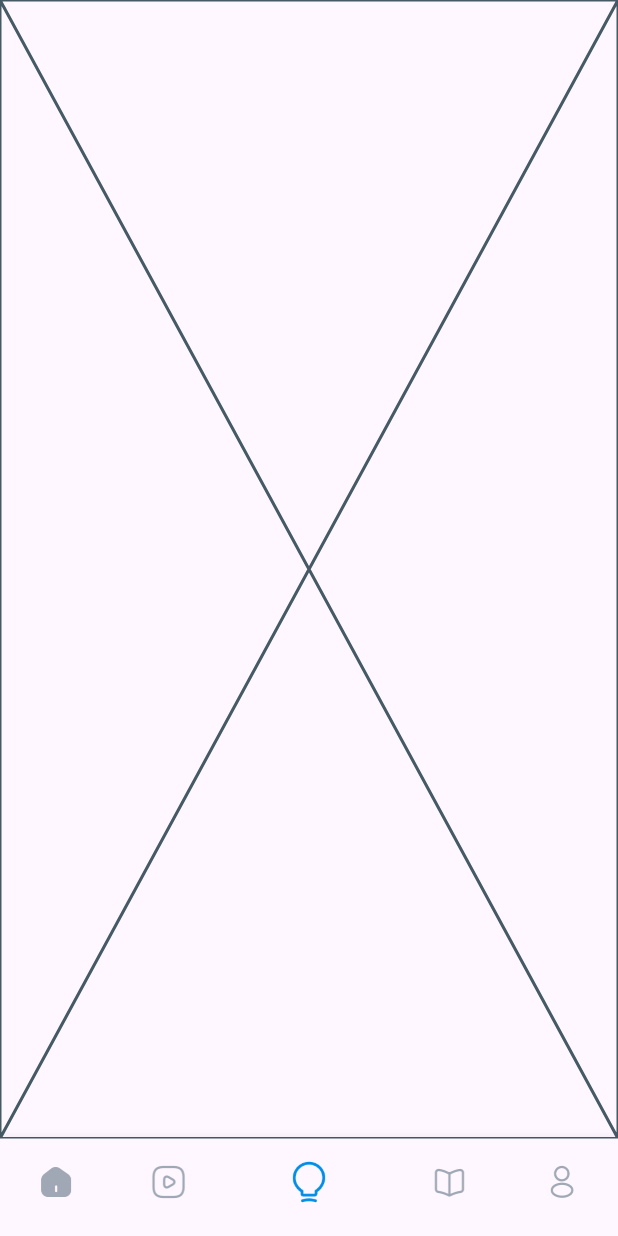
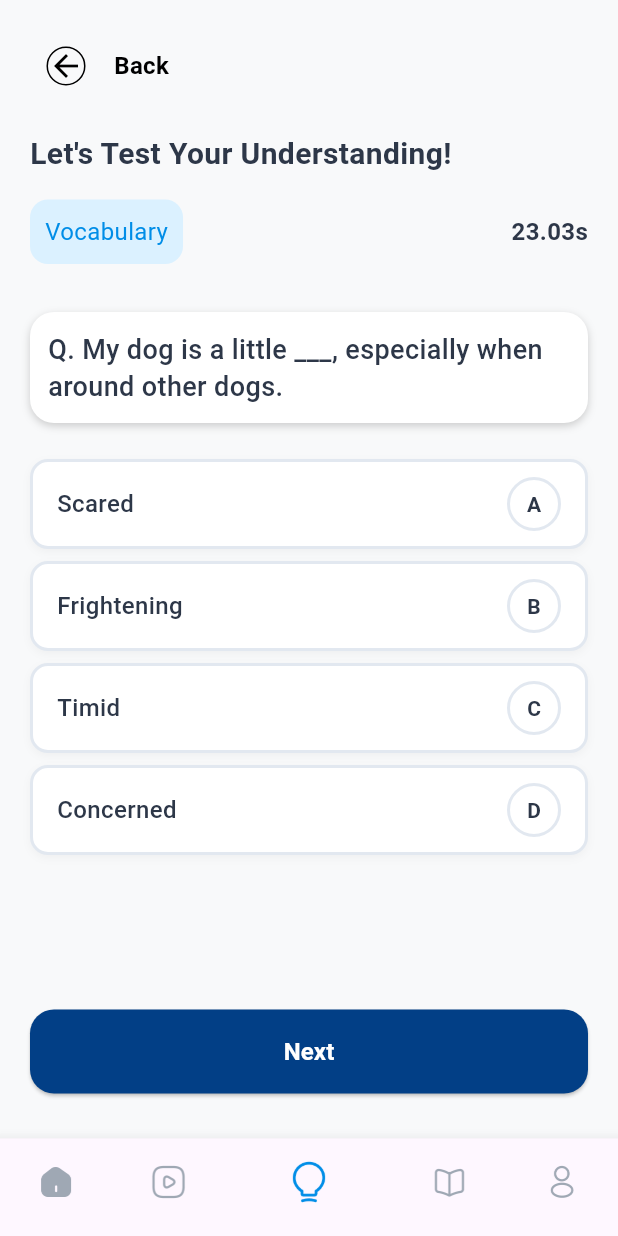
Before and after one commit to Rasel2510/LearnApp, a Flutter app: the BottonNev screen opened directly, item 3 of the bottom bar chosen, on a phone screen of 412 x 824 dp. Run offline on Flutter 3.47's test engine with Material 3 defaults, Android fonts, the phone set to English and light mode, and no system bars.

Commit message:
Add quiz screen with interactive options and proper design

```diff
--- /dev/null
+++ b/lib/models/quiz_model.dart
@@ -0,0 +1,59 @@
+class Quiz {
+  final String id;
+  final String category;
+  final String question;
+  final List<String> options;
+  final int correctIndex;
+  final String explanation;
+  final String timeLimit;
+
+  Quiz({
+    required this.id,
+    required this.category,
+    required this.question,
+    required this.options,
+    required this.correctIndex,
+    required this.explanation,
+    this.timeLimit = "30s",
+  });
+
+  String getOptionLetter(int index) {
+    return String.fromCharCode(65 + index);
+  }
+
+  bool isCorrect(int selectedIndex) {
+    return selectedIndex == correctIndex;
+  }
+
+  String get correctAnswer {
+    return options[correctIndex];
+  }
+
+  String get correctOptionLetter {
+    return getOptionLetter(correctIndex);
+  }
+}
+
+class QuizData {
+  static List<Quiz> sampleQuizzes = [
+    Quiz(
+      id: "1",
+      category: "Vocabulary",
+      question: "My dog is a little ___, especially when around other dogs.",
+      options: ["Scared", "Frightening", "Timid", "Concerned"],
+      correctIndex: 2,
+      explanation:
+          "Timid means showing a lack of courage or confidence. While 'scared' could also fit, 'timid' better describes a personality trait.",
+      timeLimit: "23.03s",
+    ),
+    Quiz(
+      id: "2",
+      category: "Grammar",
+      question: "She ___ to the store yesterday.",
+      options: ["go", "went", "gone", "going"],
+      correctIndex: 1,
+      explanation: "The past tense of 'go' is 'went'.",
+      timeLimit: "15.00s",
+    ),
+  ];
+}
--- a/lib/srceen/botton_nev.dart
+++ b/lib/srceen/botton_nev.dart
@@ -1,6 +1,9 @@
 import 'package:flutter/material.dart';
+import 'package:task/models/quiz_model.dart';
 import 'package:task/srceen/Home/home_page.dart';
 import 'package:task/srceen/Secend_src.dart';
+import 'package:task/srceen/profile.dart';
+import 'package:task/srceen/quize_src.dart';
 
 class BottonNev extends StatefulWidget {
   const BottonNev({super.key});
@@ -21,9 +24,10 @@ class _BottonNevState extends State<BottonNev> {
   final List<Widget> _pages = [
     const HomePage(),
     const SecendSrc(),
+    QuizScreen(quiz: QuizData.sampleQuizzes[0]),
+
     const Placeholder(),
-    const Placeholder(),
-    const Placeholder(),
+    const Profile(),
   ];
 
   @override
--- /dev/null
+++ b/lib/srceen/quize_src.dart
@@ -0,0 +1,261 @@
+import 'package:flutter/material.dart';
+import 'package:task/widget/Elevatedbutton.dart';
+import 'package:task/models/quiz_model.dart';
+
+class QuizScreen extends StatefulWidget {
+  final Quiz quiz;
+
+  const QuizScreen({super.key, required this.quiz});
+
+  @override
+  State<QuizScreen> createState() => _QuizScreenState();
+}
+
+class _QuizScreenState extends State<QuizScreen> {
+  int? _selectedIndex;
+
+  void _selectAnswer(int index) {
+    setState(() {
+      _selectedIndex = index;
+    });
+  }
+
+  void _nextQuestion() {}
+
+  @override
+  Widget build(BuildContext context) {
+    return Scaffold(
+      backgroundColor: const Color(0xFFF8F9FA),
+      body: Padding(
+        padding: const EdgeInsets.all(20.0),
+        child: Column(
+          mainAxisAlignment: MainAxisAlignment.start,
+          children: [
+            Row(
+              children: [
+                IconButton(
+                  onPressed: () {
+                    Navigator.pop(context);
+                  },
+                  icon: Container(
+                    decoration: BoxDecoration(
+                      borderRadius: BorderRadius.circular(100),
+                      border: Border.all(color: Colors.black),
+                    ),
+                    child: const Icon(Icons.arrow_back, color: Colors.black),
+                  ),
+                ),
+                const SizedBox(width: 8),
+                const Text(
+                  "Back",
+                  style: TextStyle(
+                    fontSize: 16,
+                    color: Colors.black,
+                    fontWeight: FontWeight.bold,
+                  ),
+                ),
+              ],
+            ),
+            const SizedBox(height: 20),
+
+            Expanded(
+              child: Column(
+                crossAxisAlignment: CrossAxisAlignment.start,
+                children: [
+                  const Text(
+                    "Let's Test Your Understanding!",
+                    style: TextStyle(
+                      fontSize: 20,
+                      fontWeight: FontWeight.bold,
+                      color: Color(0xFF2D3748),
+                    ),
+                  ),
+                  const SizedBox(height: 16),
+
+                  Row(
+                    children: [
+                      Container(
+                        padding: EdgeInsets.all(10),
+                        decoration: BoxDecoration(
+                          color: Color(0xFFDBF1FF),
+                          borderRadius: BorderRadius.circular(12),
+                        ),
+                        child: Text(
+                          widget.quiz.category,
+                          style: const TextStyle(
+                            fontSize: 16,
+
+                            color: Color(0xFF008DE7),
+                          ),
+                        ),
+                      ),
+                      const Spacer(),
+                      Text(
+                        widget.quiz.timeLimit,
+                        style: const TextStyle(
+                          fontSize: 16,
+                          fontWeight: FontWeight.w600,
+                          color: Color(0xFF2D3748),
+                        ),
+                      ),
+                    ],
+                  ),
+                  const SizedBox(height: 32),
+
+                  Container(
+                    padding: EdgeInsets.all(12),
+                    decoration: BoxDecoration(
+                      boxShadow: [
+                        BoxShadow(
+                          color: Colors.grey.withOpacity(0.5),
+                          blurRadius: 4,
+                          offset: Offset(0, 2),
+                        ),
+                      ],
+                      color: Color(0xFFFFFFFF),
+                      borderRadius: BorderRadius.circular(16),
+                    ),
+                    child: Text(
+                      "Q. ${widget.quiz.question}",
+                      style: const TextStyle(
+                        fontSize: 18,
+                        fontWeight: FontWeight.w500,
+                        color: Color(0xFF2D3748),
+                        height: 1.4,
+                      ),
+                    ),
+                  ),
+                  const SizedBox(height: 24),
+
+                  Expanded(
+                    child: Column(
+                      children: [
+                        _OptionItem(
+                          option: widget.quiz.getOptionLetter(0),
+                          text: widget.quiz.options[0],
+                          isSelected: _selectedIndex == 0,
+                          onTap: () => _selectAnswer(0),
+                        ),
+                        const SizedBox(height: 8),
+                        _OptionItem(
+                          option: widget.quiz.getOptionLetter(1),
+                          text: widget.quiz.options[1],
+                          isSelected: _selectedIndex == 1,
+                          onTap: () => _selectAnswer(1),
+                        ),
+                        const SizedBox(height: 8),
+                        _OptionItem(
+                          option: widget.quiz.getOptionLetter(2),
+                          text: widget.quiz.options[2],
+                          isSelected: _selectedIndex == 2,
+                          onTap: () => _selectAnswer(2),
+                        ),
+                        const SizedBox(height: 8),
+                        _OptionItem(
+                          option: widget.quiz.getOptionLetter(3),
+                          text: widget.quiz.options[3],
+                          isSelected: _selectedIndex == 3,
+                          onTap: () => _selectAnswer(3),
+                        ),
+
+                        const Spacer(),
+                        CustomElevatedButton(
+                          onPressed: _selectedIndex != null
+                              ? _nextQuestion
+                              : () {},
+                          text: "Next",
+                        ),
+                        const SizedBox(height: 10),
+                      ],
+                    ),
+                  ),
+                ],
+              ),
+            ),
+          ],
+        ),
+      ),
+    );
+  }
+}
+
+class _OptionItem extends StatelessWidget {
+  final String option;
+  final String text;
+  final bool isSelected;
+  final VoidCallback onTap;
+
+  const _OptionItem({
+    required this.option,
+    required this.text,
+    this.isSelected = false,
+    required this.onTap,
+  });
+
+  @override
+  Widget build(BuildContext context) {
+    return GestureDetector(
+      onTap: onTap,
+      child: Container(
+        width: double.infinity,
+        height: 60,
+        padding: const EdgeInsets.symmetric(horizontal: 16),
+        decoration: BoxDecoration(
+          color: Colors.white,
+          borderRadius: BorderRadius.circular(12),
+          border: Border.all(
+            color: isSelected
+                ? const Color(0xFF6C63FF)
+                : const Color(0xFFE2E8F0),
+            width: 2,
+          ),
+          boxShadow: [
+            BoxShadow(
+              color: Colors.grey.withOpacity(0.1),
+              blurRadius: 4,
+              offset: const Offset(0, 2),
+            ),
+          ],
+        ),
+        child: Row(
+          children: [
+            Expanded(
+              child: Text(
+                text,
+                style: const TextStyle(
+                  fontSize: 16,
+                  fontWeight: FontWeight.w500,
+                  color: Color(0xFF2D3748),
+                ),
+              ),
+            ),
+            Container(
+              width: 36,
+              height: 36,
+              decoration: BoxDecoration(
+                color: isSelected ? const Color(0xFF6C63FF) : Colors.white,
+                shape: BoxShape.circle,
+                border: Border.all(
+                  color: isSelected
+                      ? const Color(0xFF6C63FF)
+                      : const Color(0xFFE2E8F0),
+                  width: 2,
+                ),
+              ),
+              child: Center(
+                child: Text(
+                  option,
+                  style: TextStyle(
+                    color: isSelected ? Colors.white : const Color(0xFF2D3748),
+                    fontWeight: FontWeight.bold,
+                    fontSize: 14,
+                  ),
+                ),
+              ),
+            ),
+          ],
+        ),
+      ),
+    );
+  }
+}
--- a/lib/utlils/assets_manage.dart
+++ b/lib/utlils/assets_manage.dart
@@ -7,6 +7,5 @@ class AppImages {
   static const String bg5 = "assets/images/img5.png";
   static const String bg6 = "assets/images/img6.png";
 
-  // Teacher image
   static const String teacherJessica = "assets/images/jessica.png";
 }
--- a/lib/widget/Elevatedbutton.dart
+++ b/lib/widget/Elevatedbutton.dart
@@ -7,6 +7,7 @@ class CustomElevatedButton extends StatelessWidget {
   final Widget? logo;
   final Color? backgroundColor;
   final Color? foregroundColor;
+  final double? height;
 
   const CustomElevatedButton({
     super.key,
@@ -16,12 +17,13 @@ class CustomElevatedButton extends StatelessWidget {
     this.logo,
     this.backgroundColor,
     this.foregroundColor,
+    this.height,
   });
 
   @override
   Widget build(BuildContext context) {
     return SizedBox(
-      height: 56,
+      height: height ?? 56,
       width: double.infinity,
       child: ElevatedButton(
         onPressed: onPressed,
--- a/lib/widget/container.dart
+++ b/lib/widget/container.dart
@@ -1,8 +1,8 @@
 import 'package:flutter/material.dart';
 
 class CustomContainer extends StatelessWidget {
-  final String text;
-  const CustomContainer({super.key, required this.text});
+  final String? text;
+  const CustomContainer({super.key, this.text});
 
   @override
   Widget build(BuildContext context) {
@@ -23,7 +23,7 @@ class CustomContainer extends StatelessWidget {
       alignment: Alignment.centerLeft,
       child: Padding(
         padding: const EdgeInsets.symmetric(horizontal: 20),
-        child: Text(text, style: const TextStyle(fontSize: 16)),
+        child: Text(text!, style: const TextStyle(fontSize: 16)),
       ),
     );
   }
```
Also changed, not shown: lib/srceen/Home/home_page.dart (+16 -14 lines), lib/srceen/profile.dart (added, +367 -0 lines).
